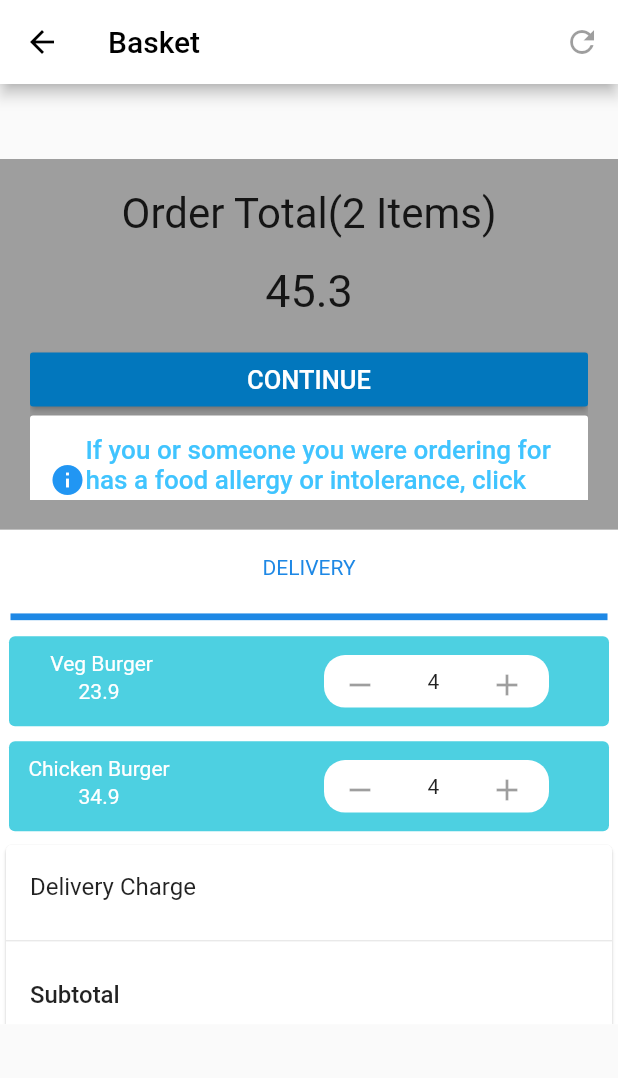
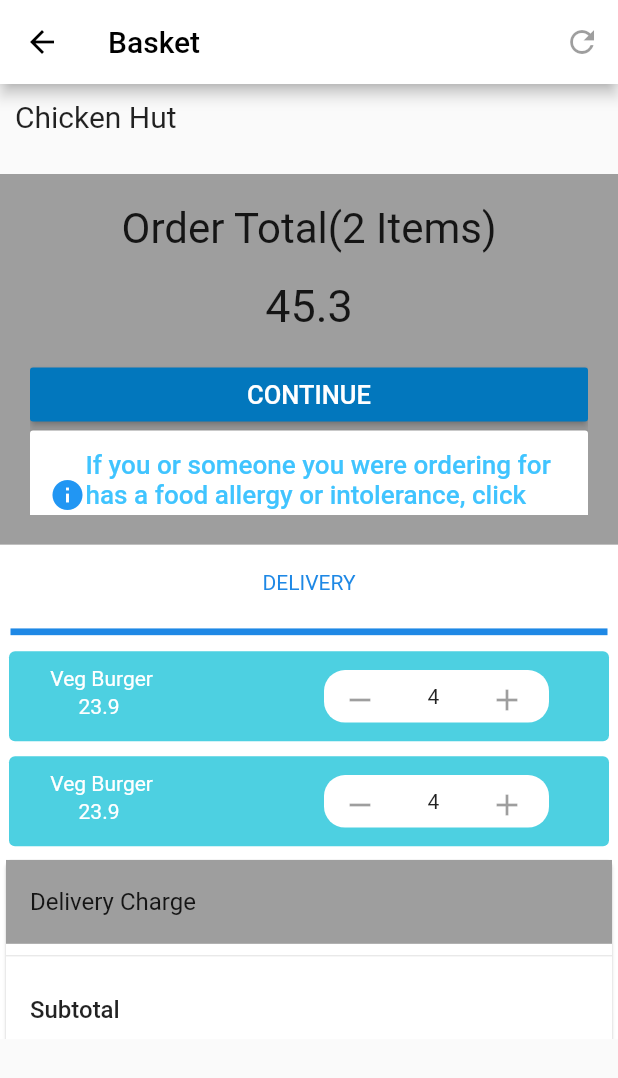
Before and after one commit to INTERNS-LXI-TECHNOLOGIES/Flutter-Workshop, a Flutter app: the screen it shows after launch, on a phone screen of 412 x 824 dp. Shown: the top 1078 px of the screen. Run offline on Flutter 3.47's test engine with Material 2 defaults, Android fonts, the phone set to English and light mode, and no system bars.

Commit message:
http://jira.bytatech.com:8080/browse/IN-7965( widget reuse)

```diff
--- a/Graeshoppe/flutterproject/lib/basket.dart
+++ b/Graeshoppe/flutterproject/lib/basket.dart
@@ -27,61 +27,19 @@ class Basket extends StatelessWidget {
           ),
           body: ListView(
             children: <Widget>[
+              Container(
+                height: 20,
+                margin: EdgeInsets.only(top: 10, bottom: 30),
+                padding: EdgeInsets.only(left: 10),
+                child: Text(
+                  "Chicken Hut",
+                  style: TextStyle(fontSize: 20),
+                ),
+              ),
               BasicWidget(),
               Multichildlayout(),
             ],
           )),
     );
   }
-
-  Widget firstContainer = Container(
-    height: 2,
-    margin: EdgeInsets.only(top: 50, bottom: 500),
-    padding: EdgeInsets.all(20),
-    decoration: BoxDecoration(
-      color: Colors.grey,
-    ),
-    child: ListView(
-      children: <Widget>[
-        Container(
-          child: Center(
-            child: Text(
-              " Order Total(2 Items) ",
-              style: TextStyle(fontSize: 28),
-            ),
-          ),
-        ),
-        const SizedBox(
-          height: 70,
-          child: Center(
-              child: Text(
-            " 45.3 ",
-            style: TextStyle(fontSize: 30),
-          )),
-        ),
-        RaisedButton(
-          onPressed: () {},
-          color: Colors.lightBlue[800],
-          child: const Text('CONTINUE',
-              style: TextStyle(fontSize: 17, color: Colors.white)),
-        ),
-        RaisedButton(
-          onPressed: () {},
-          color: Colors.white,
-          padding: EdgeInsets.all(13),
-          child: Row(
-            children: <Widget>[
-              Icon(Icons.info, color: Colors.blue),
-              Expanded(
-                child: Text(
-                    'If you or someone you were ordering for has a food allergy or intolerance, click here ',
-                    style: TextStyle(
-                        fontSize: 17.4, color: Colors.lightBlueAccent)),
-              ),
-            ],
-          ),
-        ),
-      ],
-    ),
-  );
 }
--- /dev/null
+++ b/Graeshoppe/flutterproject/lib/checkout.dart
@@ -0,0 +1,22 @@
+import 'package:flutter/material.dart';
+
+class Checkout extends StatelessWidget {
+  @override
+  Widget build(BuildContext context) {
+    return MaterialApp(
+      title: "Checkout",
+      home: Scaffold(
+        appBar: AppBar(
+          leading: IconButton(
+            icon: Icon(Icons.arrow_back, color: Colors.white),
+            onPressed: null,
+          ),
+          title: Text(
+            "Checkout",
+          ),
+          backgroundColor: Colors.blue[800],
+        ),
+      ),
+    );
+  }
+}
--- a/Graeshoppe/flutterproject/lib/main.dart
+++ b/Graeshoppe/flutterproject/lib/main.dart
@@ -1,5 +1,7 @@
 import 'package:flutter/material.dart';
+import 'package:flutterproject/Checkout.dart';
 import './basket.dart';
+// import './Checkout.dart';
 
 void main() {
   runApp(Basket());
--- a/Graeshoppe/flutterproject/lib/widgets/basicWidget.dart
+++ b/Graeshoppe/flutterproject/lib/widgets/basicWidget.dart
@@ -8,7 +8,7 @@ class BasicWidget extends StatelessWidget {
     return Container(
       width: MediaQuery.of(context).size.width,
       height: MediaQuery.of(context).size.width * .6,
-      margin: EdgeInsets.only(top: 50),
+      // margin: EdgeInsets.only(top: 40),
       padding: EdgeInsets.all(20),
       decoration: BoxDecoration(
         color: Colors.grey,
--- a/Graeshoppe/flutterproject/lib/widgets/multichildlayout.dart
+++ b/Graeshoppe/flutterproject/lib/widgets/multichildlayout.dart
@@ -28,7 +28,37 @@ class Multichildlayout extends StatelessWidget {
           ),
           Column(
             children: <Widget>[
-              Container(
+              deliveryItem,
+              deliveryItem,
+            ],
+          ),
+          cardSection,
+        ],
+      ),
+    );
+  }
+
+  Widget cardSection = Card(
+    child: Column(
+      children: <Widget>[
+        Ink(
+          color: Colors.grey[500],
+          child: ListTile(
+            title: Text("Delivery Charge"),
+          ),
+        ),
+        Divider(),
+        ListTile(
+          title: Text(
+            "Subtotal",
+            style: TextStyle(fontWeight: FontWeight.w500),
+          ),
+        )
+      ],
+    ),
+  );
+
+  Widget deliveryItem = Container(
     margin: EdgeInsets.all(5),
     width: 400,
     height: 60,
@@ -68,97 +98,18 @@ class Multichildlayout extends StatelessWidget {
           child: Row(
             children: <Widget>[
               Flexible(
-                              child: IconButton(
-                                  icon: Icon(Icons.remove), onPressed: null)),
+                  child: IconButton(icon: Icon(Icons.remove), onPressed: null)),
               Container(
                   width: 50,
                   child: Center(
                     child: Text("4"),
                   )),
               Flexible(
-                              child: IconButton(
-                                  icon: Icon(Icons.add), onPressed: null)),
-                        ],
-                      ),
-                    )
+                  child: IconButton(icon: Icon(Icons.add), onPressed: null)),
             ],
           ),
         ),
-              Container(
-                margin: EdgeInsets.all(5),
-                width: 400,
-                height: 60,
-                decoration: BoxDecoration(
-                  color: Colors.cyan[300],
-                  borderRadius: BorderRadius.circular(4),
-                ),
-                child: Row(
-                  children: <Widget>[
-                    Container(
-                        width: 100,
-                        margin: EdgeInsets.only(left: 10, top: 10),
-                        child: Column(
-                          children: <Widget>[
-                            Text(
-                              "Chicken Burger",
-                              style: TextStyle(color: Colors.white),
-                            ),
-                            Container(
-                              margin: EdgeInsets.only(top: 3),
-                              child: Text(
-                                "34.9",
-                                style: TextStyle(color: Colors.white),
-                              ),
-                            )
-                          ],
-                        )),
-                    Container(
-                      width: 150,
-                      height: 35,
-                      margin: EdgeInsets.only(left: 100),
-                      decoration: BoxDecoration(
-                        color: Colors.white,
-                        borderRadius: BorderRadius.circular(14),
-                      ),
-                      child: Row(
-                        children: <Widget>[
-                          Flexible(
-                              child: IconButton(
-                                  icon: Icon(Icons.remove), onPressed: null)),
-                          Container(
-                              width: 50,
-                              child: Center(
-                                child: Text("4"),
-                              )),
-                          Flexible(
-                              child: IconButton(
-                                  icon: Icon(Icons.add), onPressed: null)),
-                        ],
-                      ),
-                    )
-                  ],
-                ),
-              )
-            ],
-          ),
-          Card(
-            child: Column(
-              children: <Widget>[
-                ListTile(
-                  title: Text("Delivery Charge"),
-                ),
-                Divider(),
-                ListTile(
-                  title: Text(
-                    "Subtotal",
-                    style: TextStyle(fontWeight: FontWeight.w500),
-                  ),
-                )
-              ],
-            ),
-          )
       ],
     ),
   );
 }
-}
```
Also changed, not shown: Graeshoppe/flutterproject/flutter_01.png (added). Lines whose indentation alone changed are shown as unchanged.
